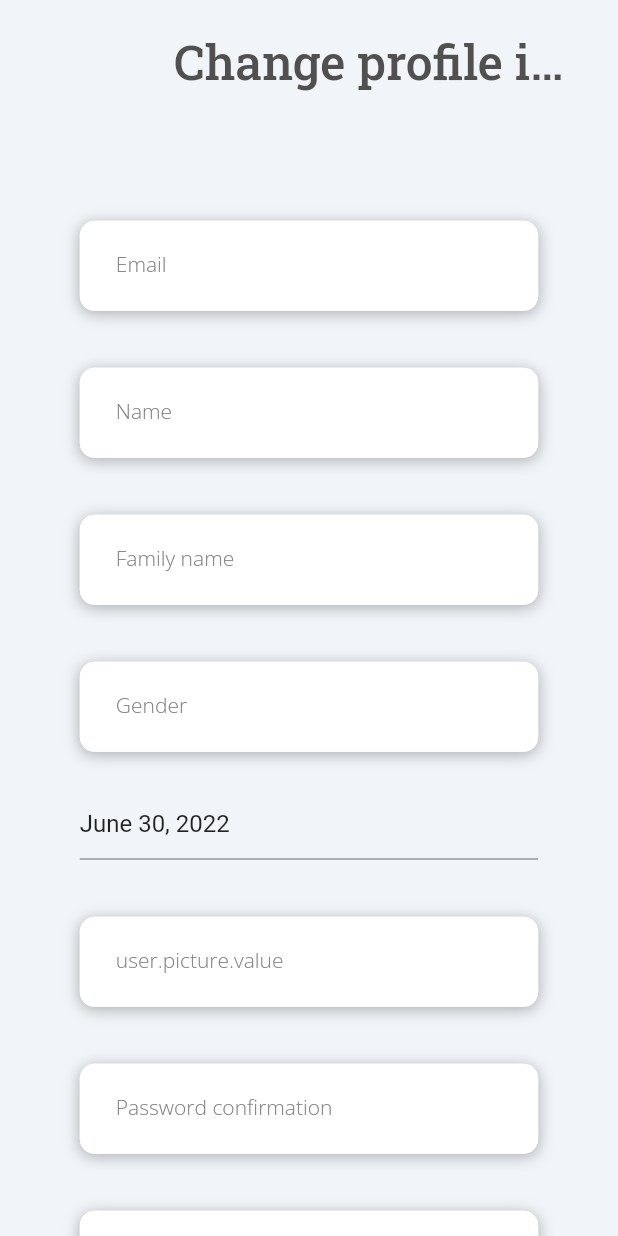
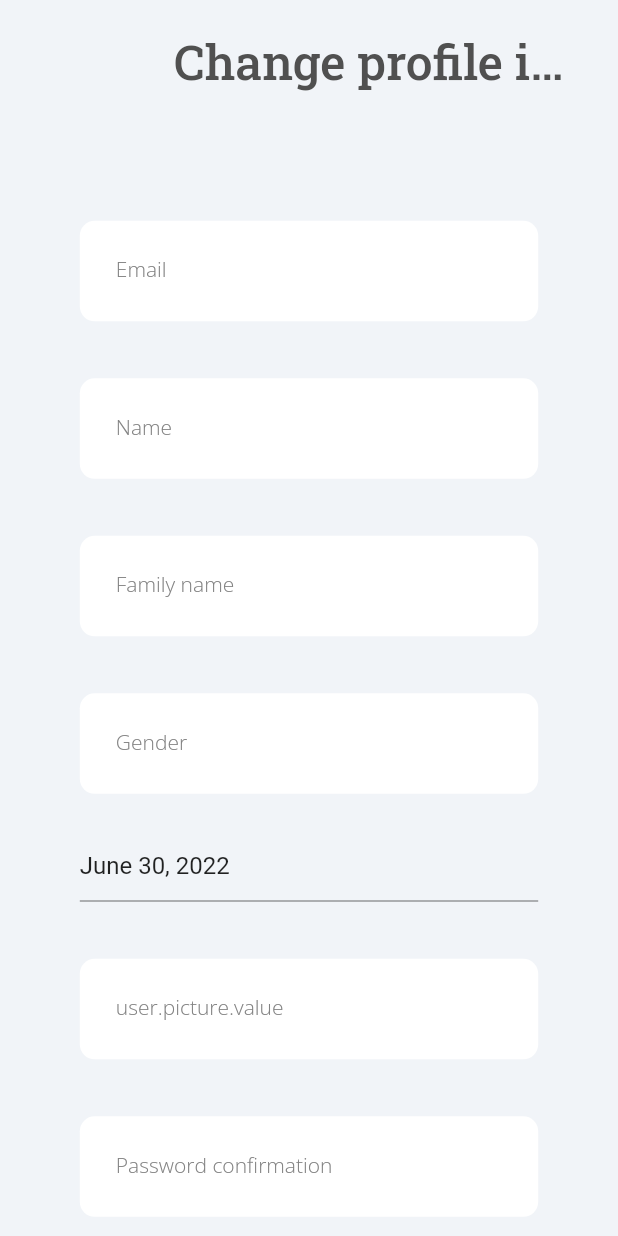
Before and after one commit to esgi-lyon/flutter-myaccount, a Flutter app: the ProfilePage screen opened by its route, on a phone screen of 412 x 824 dp. Run offline on Flutter 3.47's test engine with Material 2 defaults, Android fonts, the phone set to English and light mode, and no system bars; drawn by our look-alikes of date_field; our stand-ins replace auto_size_text, bloc, easy_localization, equatable, flutter_bloc, font_awesome_flutter and 3 more; accounts and stored records are empty.

Commit message:
better login state / more validation on user

```diff
--- a/lib/app/app.dart
+++ b/lib/app/app.dart
@@ -36,6 +36,8 @@ class App extends StatelessWidget {
 }
 
 class AppView extends StatefulWidget {
+  const AppView({Key? key}) : super(key: key);
+
   @override
   AppViewState createState() => AppViewState();
 
--- a/lib/commons/widgets/complex_text_field.dart
+++ b/lib/commons/widgets/complex_text_field.dart
@@ -1,9 +1,8 @@
 import 'package:flutter/material.dart';
 import 'package:myaccount/commons/theme.dart';
-import 'package:easy_localization/easy_localization.dart';
 
-class ComplexTextField extends StatelessWidget {
-  const ComplexTextField(
+class SimpleTextField extends StatelessWidget {
+  const SimpleTextField(
       {Key? key,
       this.textController,
       required this.labelText,
@@ -25,28 +24,35 @@ class ComplexTextField extends StatelessWidget {
     return Padding(
       padding: const EdgeInsetsDirectional.fromSTEB(0, 14, 0, 0),
       child: Container(
-        width: double.infinity,
-        height: 60,
-        decoration: BoxDecoration(
-          color: AppTheme.of(context).secondaryBackground,
-          boxShadow: const [
-            BoxShadow(
-              blurRadius: 8,
-              color: Color(0x4D101213),
-              offset: Offset(0, 2),
-            )
-          ],
-          borderRadius: AppTheme.of(context).buttonBorderRadius,
-        ),
+        // width: double.infinity,
+        // height: 60,
+        // decoration: BoxDecoration(
+        //   color: AppTheme.of(context).secondaryBackground,
+        //   boxShadow: const [
+        //     BoxShadow(
+        //       blurRadius: 8,
+        //       color: Color(0x4D101213),
+        //       offset: Offset(0, 2),
+        //     )
+        //   ],
+        //   borderRadius: AppTheme.of(context).buttonBorderRadius,
+        // ),
         child: TextField(
           controller: textController,
           obscureText: obscureText ?? false,
           onChanged: onChanged,
           decoration: InputDecoration(
-            labelText: labelText.tr(),
+            labelText: labelText,
             labelStyle: AppTheme.of(context).bodyText2,
-            hintText: hintText.tr(),
+            hintText: hintText,
             errorText: errorText,
+            errorStyle: AppTheme.of(context).bodyText1.override(
+                fontFamily: 'Lexend Deca',
+                color: AppTheme.of(context).tertiaryColor,
+                fontSize: 9,
+                fontWeight: FontWeight.w300),
+            errorBorder: _getErrorBorder(context, 0),
+            focusedErrorBorder: _getErrorBorder(context, 2),
             hintStyle: AppTheme.of(context).bodyText1.override(
                   fontFamily: 'Lexend Deca',
                   color: AppTheme.of(context).secondaryText,
@@ -77,4 +83,12 @@ class ComplexTextField extends StatelessWidget {
       ),
     );
   }
+
+  _getErrorBorder(BuildContext context, double width) => OutlineInputBorder(
+        borderSide: BorderSide(
+          color: AppTheme.of(context).tertiaryColor,
+          width: width,
+        ),
+        borderRadius: AppTheme.of(context).buttonBorderRadius,
+      );
 }
--- a/lib/features/login/bloc/login_bloc.dart
+++ b/lib/features/login/bloc/login_bloc.dart
@@ -3,6 +3,7 @@ import 'package:bloc/bloc.dart';
 import 'package:equatable/equatable.dart';
 import 'package:formz/formz.dart';
 import 'package:myaccount/commons/validations/simple_boolean.dart';
+import 'package:myaccount/commons/extensions/formz_equatable.dart';
 import 'package:myaccount/features/user/validations/user_validations.dart';
 
 part 'login_event.dart';
@@ -60,6 +61,11 @@ class LoginBloc extends Bloc<LoginEvent, LoginState> {
   ) async {
     emit(state.copyWith(status: FormzStatus.submissionInProgress));
 
+    if (Formz.validate(state.parseInputs()).isInvalid) {
+      emit(state.copyWith(status: FormzStatus.submissionFailure));
+      return;
+    }
+
     try {
       await _authenticationRepository.logIn(
         username: state.username.value,
--- a/lib/features/user/view/user_fields.dart
+++ b/lib/features/user/view/user_fields.dart
@@ -13,10 +13,11 @@ class EmailInput extends StatelessWidget {
     return BlocBuilder<UserBloc, UserState>(
       buildWhen: (previous, current) => previous.email != current.email,
       builder: (context, state) {
-        return ComplexTextField(
+        return SimpleTextField(
           onChanged: (v) => context.read<UserBloc>().add(UserEmailChanged(v)),
           hintText: 'login.hint'.tr(),
           labelText: 'login.email'.tr(),
+          errorText: state.email.pure ? null : state.email.error?.toString(),
         );
       },
     );
@@ -29,13 +30,15 @@ class PasswordInput extends StatelessWidget {
     return BlocBuilder<UserBloc, UserState>(
       buildWhen: (previous, current) => previous.password != current.password,
       builder: (context, state) {
-        return ComplexTextField(
+        return SimpleTextField(
           key: const Key('loginForm_passwordInput_textField'),
           obscureText: true,
           onChanged: (password) =>
               context.read<UserBloc>().add(UserPasswordChanged(password)),
           labelText: 'login.password.value'.tr(),
           hintText: 'login.password.hint'.tr(),
+          errorText:
+              state.password.pure ? null : state.password.error?.toString(),
         );
       },
     );
@@ -48,12 +51,15 @@ class ConfirmationPasswordInput extends StatelessWidget {
     return BlocBuilder<UserBloc, UserState>(
       buildWhen: (previous, current) => previous.password != current.password,
       builder: (context, state) {
-        return ComplexTextField(
+        return SimpleTextField(
           obscureText: true,
           onChanged: (v) =>
               context.read<UserBloc>().add(UserConfirmationPasswordChanged(v)),
           labelText: 'login.password_confirmation.value'.tr(),
           hintText: 'login.password_confirmation.hint'.tr(),
+          errorText: state.confirmationPassword.pure
+              ? null
+              : state.confirmationPassword.error?.toString(),
         );
       },
     );
@@ -66,10 +72,11 @@ class NameInput extends StatelessWidget {
     return BlocBuilder<UserBloc, UserState>(
       buildWhen: (previous, current) => previous.name != current.name,
       builder: (context, state) {
-        return ComplexTextField(
+        return SimpleTextField(
           onChanged: (v) => context.read<UserBloc>().add(UserNameChanged(v)),
           labelText: 'user.name.value'.tr(),
           hintText: 'user.name.hint'.tr(),
+          errorText: state.name.pure ? null : state.name.error?.toString(),
         );
       },
     );
@@ -82,11 +89,13 @@ class FamilyNameInput extends StatelessWidget {
     return BlocBuilder<UserBloc, UserState>(
       buildWhen: (previous, current) => previous.name != current.name,
       builder: (context, state) {
-        return ComplexTextField(
+        return SimpleTextField(
           onChanged: (familyName) =>
               context.read<UserBloc>().add(UserFamilyNameChanged(familyName)),
           labelText: 'user.family_name.value'.tr(),
           hintText: 'user.family_name.hint'.tr(),
+          errorText:
+              state.familyName.pure ? null : state.familyName.error?.toString(),
         );
       },
     );
@@ -119,11 +128,12 @@ class GenderInput extends StatelessWidget {
     return BlocBuilder<UserBloc, UserState>(
       buildWhen: (previous, current) => previous.name != current.name,
       builder: (context, state) {
-        return ComplexTextField(
+        return SimpleTextField(
           onChanged: (v) =>
               context.read<UserBloc>().add(UserFamilyNameChanged(v)),
           labelText: 'user.gender.value'.tr(),
           hintText: 'user.gender.hint'.tr(),
+          errorText: state.gender.pure ? null : state.gender.error?.toString(),
         );
       },
     );
@@ -136,17 +146,23 @@ class PictureInput extends StatelessWidget {
     return BlocBuilder<UserBloc, UserState>(
       buildWhen: (previous, current) => previous.name != current.name,
       builder: (context, state) {
-        return ComplexTextField(
+        return SimpleTextField(
           onChanged: (v) => context.read<UserBloc>().add(UserPictureChanged(v)),
           labelText: 'user.picture.value'.tr(),
           hintText: 'user.picture.hint'.tr(),
+          errorText:
+              state.picture.pure ? null : state.picture.error?.toString(),
         );
       },
     );
   }
 }
 
-class SubmitButton extends StatelessWidget {
+class SubmitButton<T extends UserEvent> extends StatelessWidget {
+  const SubmitButton({Key? key, required this.event}) : super(key: key);
+
+  final T event;
+
   @override
   Widget build(BuildContext context) {
     return BlocBuilder<UserBloc, UserState>(
@@ -156,16 +172,11 @@ class SubmitButton extends StatelessWidget {
             ? const CircularProgressIndicator()
             : InternalButtonWidget(
                 text: 'user.submit'.tr(),
-                key: const Key('userUpdateForm_continue_raisedButton'),
+                key: key,
                 options: ComplexButtonOptions.of(context),
-                onPressed: state.status.isValidated
-                    ? () {
-                        context
-                            .read<UserBloc>()
-                            .add(const UserUpdateSubmitted());
-                      }
-                    : () {},
-              );
+                onPressed: () {
+                  context.read<UserBloc>().add(event);
+                });
       },
     );
   }
--- a/lib/features/user/view/user_forgot_page.dart
+++ b/lib/features/user/view/user_forgot_page.dart
@@ -45,7 +45,6 @@ class ForgotPage extends StatelessWidget {
           BlocProvider(
             create: (context) {
               return UserBloc(
-                bypassEmpty: UserFormConfigs.forgotAllSkipEmpty,
                 userRepository: RepositoryProvider.of<UserRepository>(context),
               );
             },
--- a/lib/features/user/view/user_form.dart
+++ b/lib/features/user/view/user_form.dart
@@ -22,13 +22,12 @@ class UserForm extends StatelessWidget {
   }
 
   void _snackFromState(BuildContext context, UserState state) {
-    if (state.status.isPure && state.status.isValid) return;
+    if (!state.status.isSubmissionFailure) return;
 
     final message = FormMessage(
-        status: state.status,
         color: AppTheme.of(context).tertiaryColor,
         validatedProperties: state.props);
 
-    ScaffoldMessenger.of(context).showSnackBar(message.getSnackBar(context));
+    message.showSnackBar(context);
   }
 }
--- a/lib/features/user/view/user_form_configs.dart
+++ b/lib/features/user/view/user_form_configs.dart
@@ -1,9 +1,8 @@
 import 'package:flutter/material.dart';
+import 'package:myaccount/features/user/bloc/user_bloc.dart';
 import 'package:myaccount/features/user/view/user_fields.dart';
 
 class UserFormConfigs {
-  static const updateAllSkipEmpty = true;
-
   static final updateInputs = [
     EmailInput(),
     const Padding(padding: EdgeInsets.all(12)),
@@ -21,10 +20,8 @@ class UserFormConfigs {
     const Padding(padding: EdgeInsets.all(12)),
     PasswordInput(),
     const Padding(padding: EdgeInsets.all(12)),
-    SubmitButton(),
+    const SubmitButton(event: UserUpdateSubmitted()),
   ];
-
-  static const registrationSkipEmpty = false;
 
   static final registrationinputs = [
     EmailInput(),
@@ -41,10 +38,9 @@ class UserFormConfigs {
     const Padding(padding: EdgeInsets.all(12)),
     PasswordInput(),
     const Padding(padding: EdgeInsets.all(12)),
-    SubmitButton(),
+    const SubmitButton(event: UserRegistrationSubmitted()),
   ];
 
-  static const forgotAllSkipEmpty = false;
   static final forgotInputs = [
     const Padding(padding: EdgeInsets.all(12)),
     EmailInput(),
@@ -53,6 +49,6 @@ class UserFormConfigs {
     const Padding(padding: EdgeInsets.all(12)),
     ConfirmationPasswordInput(),
     const Padding(padding: EdgeInsets.all(12)),
-    SubmitButton(),
+    const SubmitButton(event: UserUpdateSubmitted()),
   ];
 }
--- a/lib/features/user/view/user_profile_page.dart
+++ b/lib/features/user/view/user_profile_page.dart
@@ -24,7 +24,6 @@ class ProfilePage extends StatelessWidget {
               child: BlocProvider(
                 create: (context) {
                   return UserBloc(
-                    bypassEmpty: UserFormConfigs.updateAllSkipEmpty,
                     userRepository:
                         RepositoryProvider.of<UserRepository>(context),
                   );
--- a/lib/features/user/view/user_register_page.dart
+++ b/lib/features/user/view/user_register_page.dart
@@ -4,6 +4,7 @@ import 'package:flutter_bloc/flutter_bloc.dart';
 import 'package:myaccount/app/simple_app_bar.dart';
 import 'package:myaccount/commons/constants/routes.dart';
 import 'package:myaccount/commons/theme.dart';
+import 'package:myaccount/commons/widgets/form_message.dart';
 import 'package:myaccount/features/user/bloc/user_bloc.dart';
 import 'package:myaccount/features/user/view/user_form.dart';
 import 'package:myaccount/features/user/view/user_form_configs.dart';
@@ -26,7 +27,6 @@ class RegisterPage extends StatelessWidget {
               child: BlocProvider(
                 create: (context) {
                   return UserBloc(
-                    bypassEmpty: UserFormConfigs.registrationSkipEmpty,
                     userRepository:
                         RepositoryProvider.of<UserRepository>(context),
                   );
@@ -47,6 +47,10 @@ class RegisterPage extends StatelessWidget {
   _onSuccess(BuildContext context, UserState state) async {
     if (!state.status.isSubmissionSuccess) return;
 
+    FormMessage(
+        color: AppTheme.of(context).secondaryColor,
+        validatedProperties: ["register.sent".tr()]).showSnackBar(context);
+
     await Navigator.of(context)
         .pushNamedAndRemoveUntil(Routes.login, (r) => false);
   }
```
Also changed, not shown: assets/translations/en.json (+7 -1 lines), lib/commons/widgets/form_message.dart (+10 -14 lines), lib/features/login/view/login_form.dart (+17 -12 lines), lib/features/user/bloc/user_bloc.dart (+19 -14 lines).
